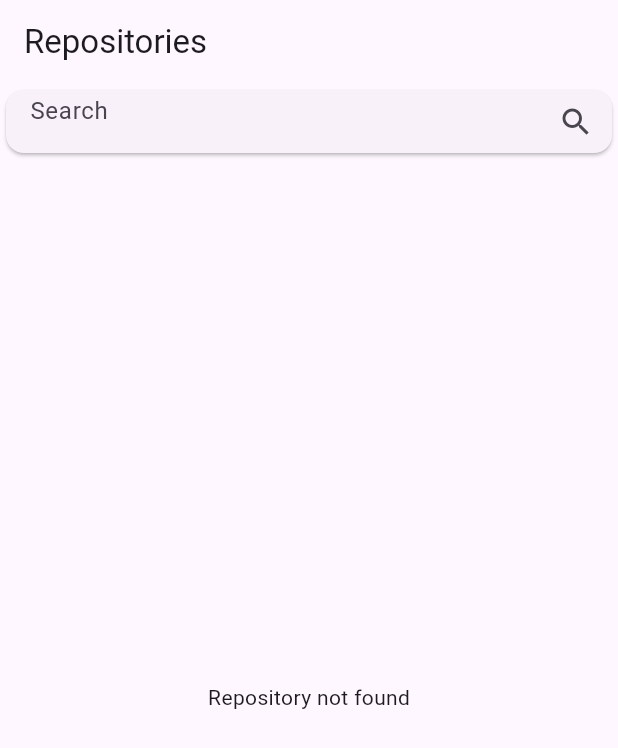
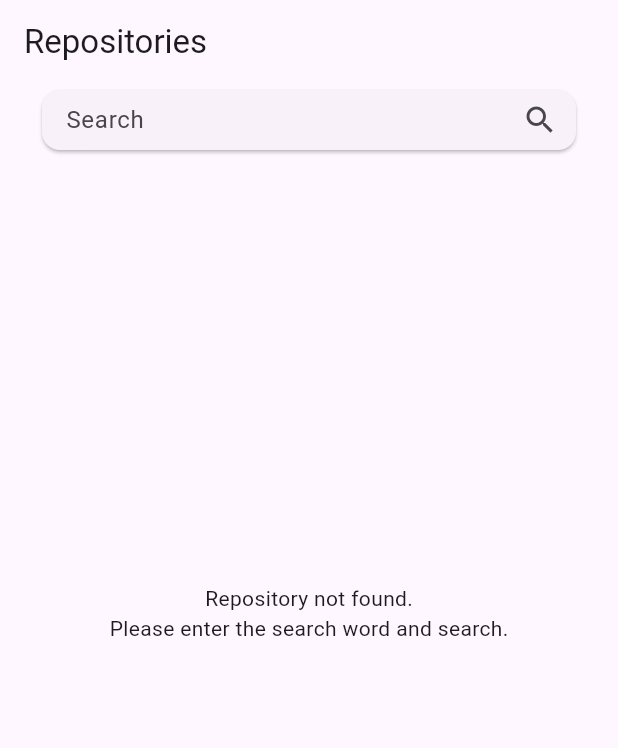
Before and after one commit to tomohiroshouhi/flutter_git_repositories_list, a Flutter app: the screen it shows after launch, on a phone screen of 412 x 824 dp. Shown: the top 748 px of the screen. Run offline on Flutter 3.47's test engine with Material 3 defaults, Android fonts, the light colour scheme and no system bars; our stand-ins replace equatable, hooks_riverpod.

Commit message:
ブラッシュアップ
- デザインの修正
- 詳細からのWeb遷移

```diff
--- a/lib/feature/repository_list/components/search_field.dart
+++ b/lib/feature/repository_list/components/search_field.dart
@@ -16,8 +16,9 @@ class SearchField extends StatelessWidget {
 
   @override
   Widget build(BuildContext context) {
-    return SizedBox(
-      height: 50,
+    return Container(
+      height: 48,
+      padding: const EdgeInsets.symmetric(horizontal: 24.0),
       child: Card(
         child: Row(
           children: [
@@ -27,10 +28,15 @@ class SearchField extends StatelessWidget {
                 textInputAction: TextInputAction.search,
                 focusNode: _focusNode,
                 controller: _controller,
+                maxLines: 1,
                 decoration: const InputDecoration(
                   border: InputBorder.none,
                   hintText: 'Search',
-                  contentPadding: EdgeInsets.all(16),
+                  contentPadding: EdgeInsets.only(
+                    right: 16.0,
+                    left: 16.0,
+                    bottom: 8.0,
+                  ),
                 ),
                 onSubmitted: (text) {
                   onFixedText.call(text);
--- a/lib/feature/repository_list/page/repository_list_page.dart
+++ b/lib/feature/repository_list/page/repository_list_page.dart
@@ -14,13 +14,12 @@ class RepositoryListPage extends StatelessWidget {
 
   @override
   Widget build(BuildContext context) {
-    return SafeArea(
-        child: Scaffold(
+    return Scaffold(
       appBar: AppBar(
         title: const Text('Repositories'),
       ),
       body: const _RepositoryListPageScreen(),
-    ));
+    );
   }
 }
 
@@ -57,7 +56,7 @@ class _RepositoryListView extends StatelessWidget {
 
   @override
   Widget build(BuildContext context) {
-    return ListView.builder(
+    return ListView.separated(
       key: const Key('repository_list'),
       itemCount: listRepository.length,
       itemBuilder: (context, index) {
@@ -77,6 +76,9 @@ class _RepositoryListView extends StatelessWidget {
           },
         );
       },
+      separatorBuilder: (context, index) {
+        return const Divider();
+      },
     );
   }
 }
@@ -90,7 +92,15 @@ class _NoItemView extends StatelessWidget {
   Widget build(BuildContext context) {
     return const Center(
       key: Key('no_repository_data'),
-      child: Text('Repository not found'),
+      child: SizedBox(
+        height: 150.0,
+        child: Column(
+          children: [
+            Text('Repository not found.'),
+            Text('Please enter the search word and search.')
+          ],
+        ),
+      ),
     );
   }
 }
--- a/pubspec.yaml
+++ b/pubspec.yaml
@@ -13,6 +13,7 @@ dependencies:
   hooks_riverpod: ^2.4.9
   http: ^1.2.0
   equatable: ^2.0.5
+  url_launcher: ^6.2.4
 
 dev_dependencies:
   flutter_test:
```
Also changed, not shown: lib/feature/repository_list/components/list_item.dart (+17 -14 lines), lib/feature/repository_list/page/repository_detail_page.dart (+66 -18 lines), pubspec.lock, 18 other files.
